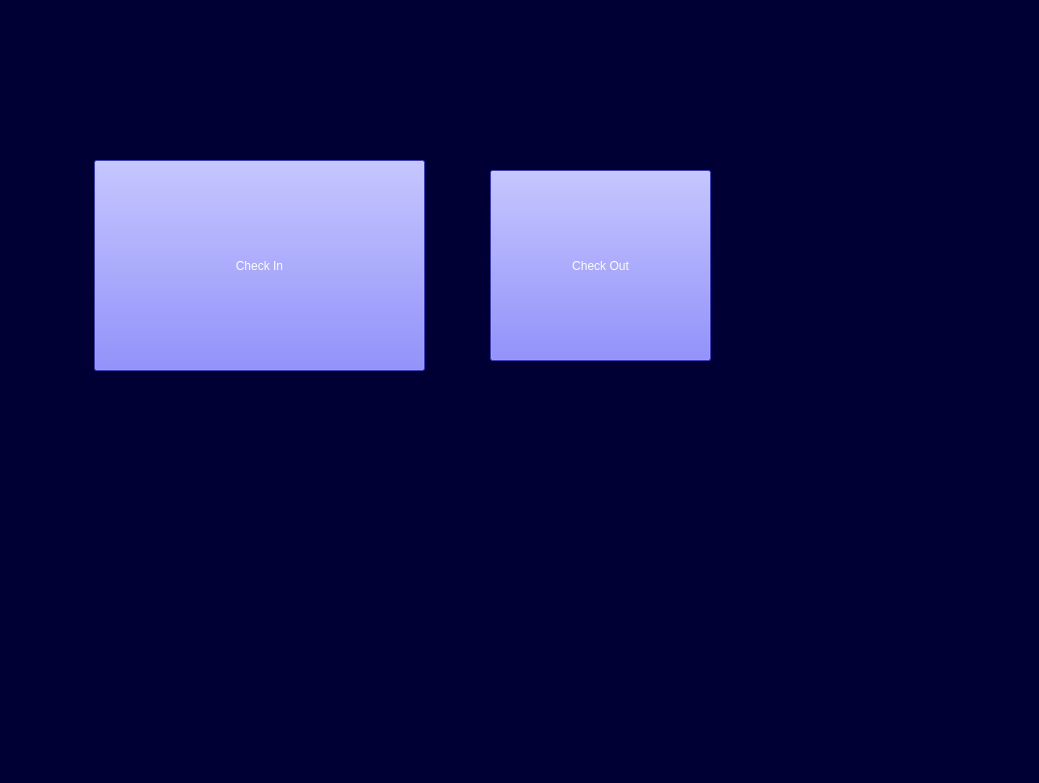
Capstone-RFID/Code, file ui/Main_window_widget2.ui: the form before one commit.
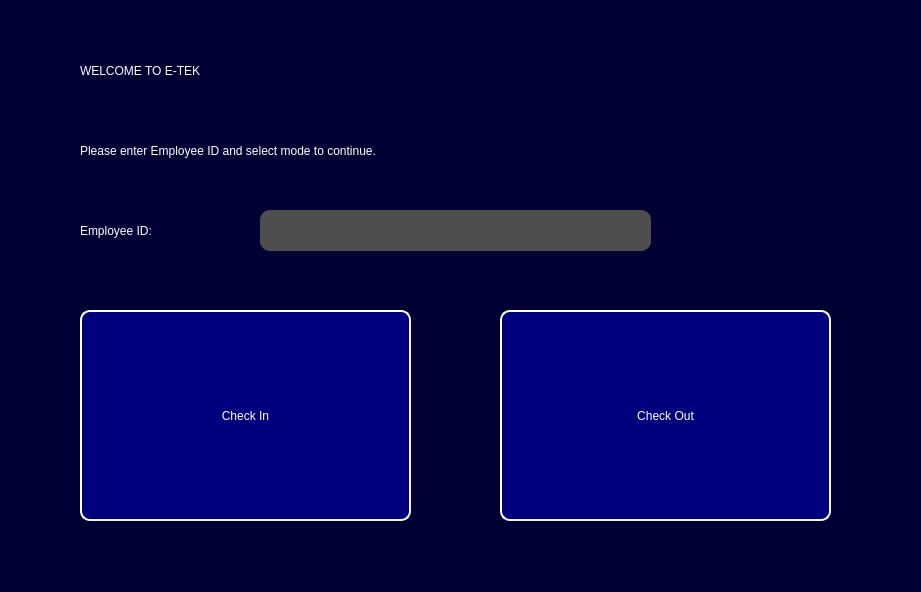
The form after the commit.

What changed in the file:
```diff
--- a/ui/Main_window_widget2.ui
+++ b/ui/Main_window_widget2.ui
@@ -6,8 +6,8 @@
    <rect>
     <x>0</x>
     <y>0</y>
-    <width>1039</width>
-    <height>783</height>
+    <width>921</width>
+    <height>592</height>
    </rect>
   </property>
   <property name="windowTitle">
@@ -16,40 +16,134 @@
   <property name="styleSheet">
    <string notr="true">background-color: rgb(0, 0, 52);</string>
   </property>
-  <widget class="QToolButton" name="toolButton">
+  <widget class="QToolButton" name="Check_In_Button">
    <property name="geometry">
     <rect>
-     <x>94</x>
-     <y>160</y>
+     <x>80</x>
+     <y>310</y>
      <width>331</width>
      <height>211</height>
     </rect>
    </property>
    <property name="styleSheet">
-    <string notr="true">background-color: rgb(85, 85, 255);
-color: rgb(255, 255, 255);</string>
+    <string notr="true">QToolButton#Check_In_Button {
+background-color: rgb(0, 0, 127);
+color: rgb(255, 255, 255);
+border-style: outset;
+border-width: 2px;
+border-radius: 10px;
+border-color: beige;
+font: 26pt &quot;MS Shell Dlg 2&quot;;
+min-width: 10em;
+padding: 6px;
+}
+QToolButton#Check_In_Button:pressed {
+    background-color: rgb(0, 0, 80);
+    border-style: inset;
+}</string>
    </property>
    <property name="text">
     <string>Check In</string>
    </property>
   </widget>
-  <widget class="QToolButton" name="toolButton_2">
+  <widget class="QToolButton" name="Check_Out_Button">
    <property name="geometry">
     <rect>
-     <x>490</x>
-     <y>170</y>
-     <width>221</width>
-     <height>191</height>
+     <x>500</x>
+     <y>310</y>
+     <width>331</width>
+     <height>211</height>
     </rect>
    </property>
    <property name="styleSheet">
-    <string notr="true">background-color: rgb(85, 85, 255);
-color: rgb(255, 255, 255);</string>
+    <string notr="true">QToolButton#Check_Out_Button {
+background-color: rgb(0, 0, 127);
+color: rgb(255, 255, 255);
+border-style: outset;
+border-width: 2px;
+border-radius: 10px;
+border-color: beige;
+font: 26pt &quot;MS Shell Dlg 2&quot;;
+min-width: 10em;
+padding: 6px;
+}
+QToolButton#Check_Out_Button:pressed {
+    background-color: rgb(0, 0, 80);
+    border-style: inset;
+}</string>
    </property>
    <property name="text">
     <string>Check Out</string>
    </property>
   </widget>
+  <widget class="QTextEdit" name="Insert_Text_Field">
+   <property name="geometry">
+    <rect>
+     <x>260</x>
+     <y>210</y>
+     <width>391</width>
+     <height>41</height>
+    </rect>
+   </property>
+   <property name="styleSheet">
+    <string notr="true">color: rgb(255, 255, 255);
+background-color: rgb(78, 78, 78);
+font: 26pt &quot;MS Shell Dlg 2&quot;;
+ border-radius: 10px;</string>
+   </property>
+  </widget>
+  <widget class="QLabel" name="ID_Label">
+   <property name="geometry">
+    <rect>
+     <x>80</x>
+     <y>210</y>
+     <width>171</width>
+     <height>41</height>
+    </rect>
+   </property>
+   <property name="styleSheet">
+    <string notr="true">color: rgb(255, 255, 255);
+font: 26pt &quot;MS Shell Dlg 2&quot;;
+</string>
+   </property>
+   <property name="text">
+    <string>Employee ID:</string>
+   </property>
+  </widget>
+  <widget class="QLabel" name="Welcome_Label">
+   <property name="geometry">
+    <rect>
+     <x>80</x>
+     <y>40</y>
+     <width>451</width>
+     <height>61</height>
+    </rect>
+   </property>
+   <property name="styleSheet">
+    <string notr="true">color: rgb(255, 255, 255);
+font: 48pt &quot;MS Shell Dlg 2&quot;;</string>
+   </property>
+   <property name="text">
+    <string>WELCOME TO E-TEK</string>
+   </property>
+  </widget>
+  <widget class="QLabel" name="Instruction_Label">
+   <property name="geometry">
+    <rect>
+     <x>80</x>
+     <y>130</y>
+     <width>591</width>
+     <height>41</height>
+    </rect>
+   </property>
+   <property name="styleSheet">
+    <string notr="true">color: rgb(255, 255, 255);
+font: 20pt &quot;MS Shell Dlg 2&quot;;</string>
+   </property>
+   <property name="text">
+    <string>Please enter Employee ID and select mode to continue. </string>
+   </property>
+  </widget>
  </widget>
  <resources/>
  <connections/>
```
